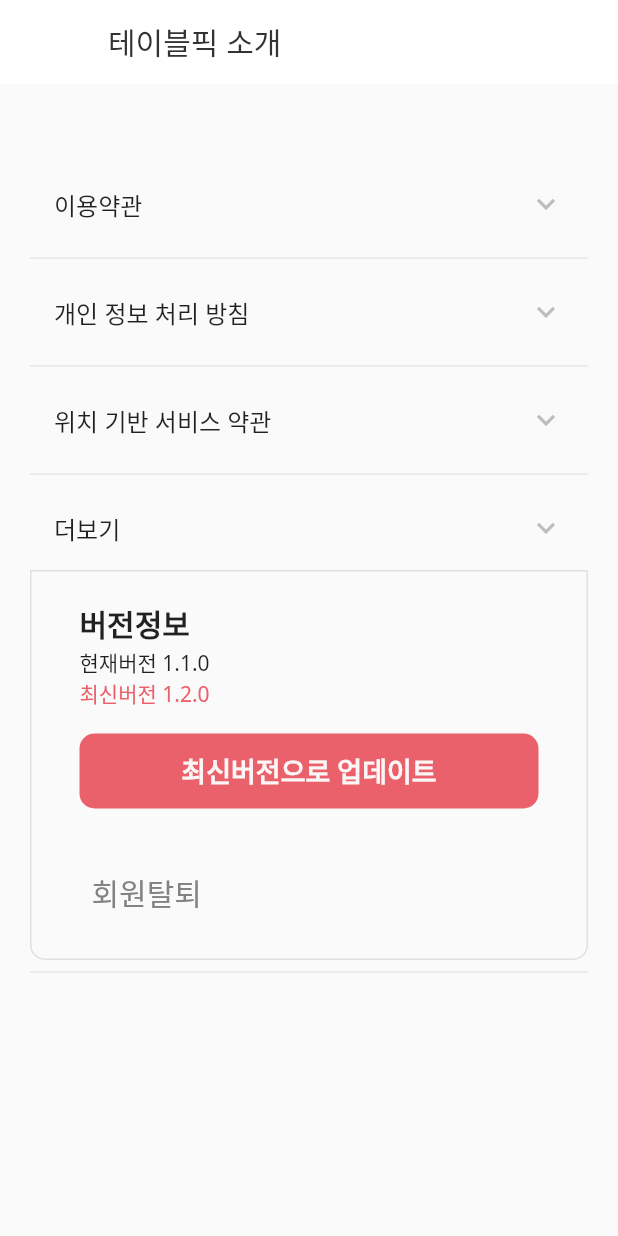
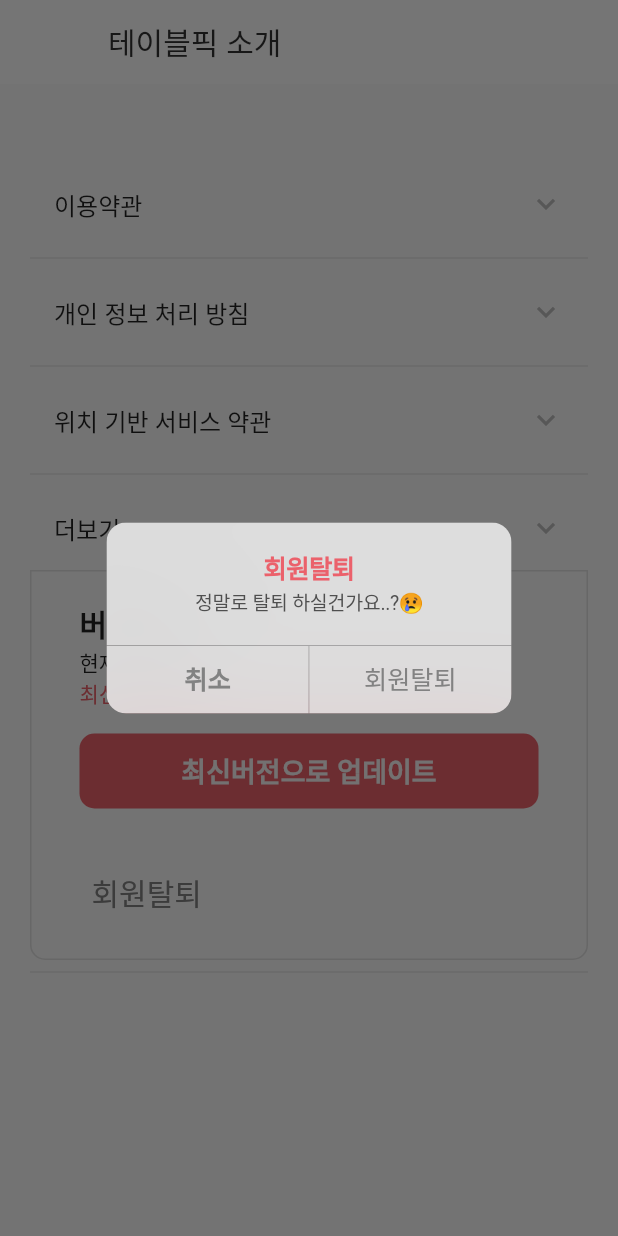
Before and after one commit to masterOfRandom/EatHub_flutter, a Flutter app: the IntroduceScreen screen opened directly, after a tap on "더보기", after a tap on "회원탈퇴", on a phone screen of 412 x 824 dp. Run offline on Flutter 3.47's test engine with Material 2 defaults, Android fonts, the light colour scheme and no system bars; our stand-ins replace cached_network_image, cloud_firestore, email_validator, firebase_auth, firebase_core, flutter_svg and 3 more; accounts and stored records are empty.

Commit message:
[added]회원탈퇴 다이알로그 추가

```diff
--- a/lib/widgets/introduce/introduce_list.dart
+++ b/lib/widgets/introduce/introduce_list.dart
@@ -4,6 +4,7 @@
 import 'package:eathub/utils/colors.dart';
 import 'package:eathub/widgets/my_page/logout_dialog.dart';
 import 'package:eathub/widgets/my_page/set_range_dialog.dart';
+import 'package:eathub/widgets/my_page/withdrawal_dialog.dart';
 import 'package:eathub/widgets/table_pick_elevated_button.dart';
 import 'package:flutter/cupertino.dart';
 import 'package:flutter/material.dart';
@@ -96,7 +97,9 @@
                         SizedBox(height: 32),
                         TextButton(
                           onPressed: () {
-                            print('회원탈퇴');
+                            showDialog(
+                                context: context,
+                                builder: (_) => WithdrawalDialog());
                           },
                           child: Text('회원탈퇴',
                               style: TextStyle(
--- /dev/null
+++ b/lib/widgets/my_page/withdrawal_dialog.dart
@@ -0,0 +1,39 @@
+import 'package:eathub/getx/getx_controller.dart';
+import 'package:eathub/resources/auth_methods.dart';
+import 'package:eathub/utils/colors.dart';
+import 'package:flutter/cupertino.dart';
+import 'package:flutter/material.dart';
+import 'package:get/get.dart';
+
+class WithdrawalDialog extends StatelessWidget {
+  const WithdrawalDialog({Key? key}) : super(key: key);
+
+  @override
+  Widget build(BuildContext context) {
+    return CupertinoAlertDialog(
+      title: Text(
+        '회원탈퇴',
+        style: TextStyle(color: primaryRedColor),
+      ),
+      content:
+          Text('정말로 탈퇴 하실건가요..?😢', style: TextStyle(color: grayScaleGray2)),
+      actions: [
+        CupertinoDialogAction(
+          child: Text('취소'),
+          textStyle:
+              TextStyle(color: grayScaleGray3, fontWeight: FontWeight.w700),
+          onPressed: () => Navigator.pop(context),
+        ),
+        CupertinoDialogAction(
+          child: Text('회원탈퇴'),
+          textStyle: TextStyle(color: grayScaleGray3),
+          onPressed: () {
+            // 회원탈퇴
+            print('회원탈퇴');
+            Navigator.pop(context);
+          },
+        ),
+      ],
+    );
+  }
+}
```
Also changed, not shown: 8 other files.
